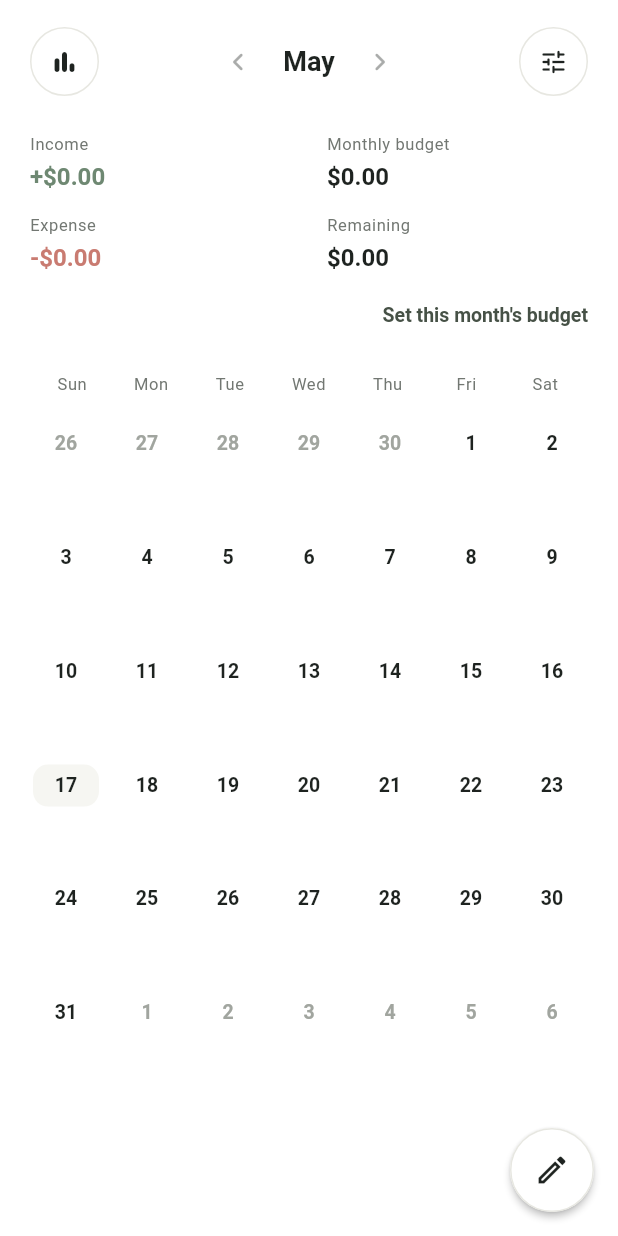
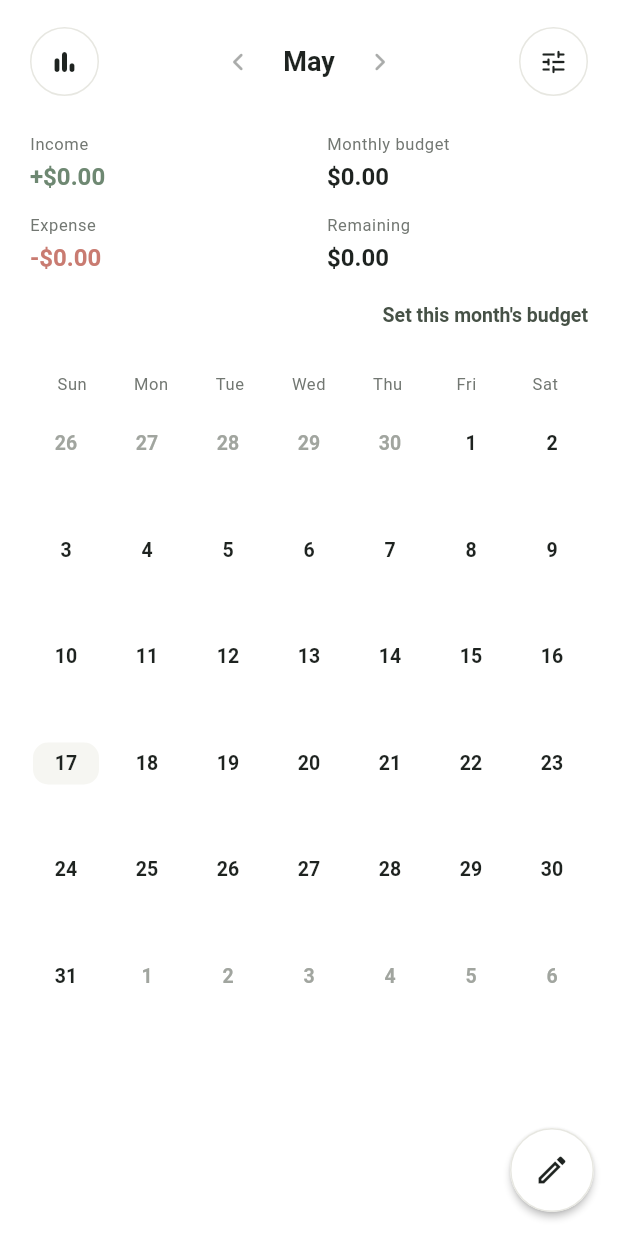
Before and after one commit to lenayoo/money_days, a Flutter app: the screen it shows after launch, on a phone screen of 412 x 824 dp. Run offline on Flutter 3.47's test engine with Material 3 defaults, Android fonts, the phone set to English and light mode, and no system bars; our stand-ins replace flutter_riverpod, google_mobile_ads, hive_flutter, share_plus; accounts and stored records are empty; network calls fail.

Commit message:
edit calendar size

```diff
--- a/lib/features/expenses/widgets/month_calendar_card.dart
+++ b/lib/features/expenses/widgets/month_calendar_card.dart
@@ -74,8 +74,8 @@ class MonthCalendarCard extends StatelessWidget {
             gridDelegate: const SliverGridDelegateWithFixedCrossAxisCount(
               crossAxisCount: 7,
               crossAxisSpacing: 10,
-              mainAxisSpacing: 18,
-              childAspectRatio: 0.76,
+              mainAxisSpacing: 16,
+              childAspectRatio: 0.8,
             ),
             itemBuilder: (context, index) {
               final date = dates[index];
@@ -91,8 +91,7 @@ class MonthCalendarCard extends StatelessWidget {
                     AppDateUtils.isSameDay(date, selectedDate),
                 currency: currency,
                 summary: summary,
-                onTap:
-                    !isCurrentMonth ? null : () => onDateSelected(date),
+                onTap: !isCurrentMonth ? null : () => onDateSelected(date),
               );
             },
           ),
@@ -134,7 +133,7 @@ class _CalendarDayCell extends StatelessWidget {
         onTap: onTap,
         borderRadius: BorderRadius.circular(14),
         child: SizedBox(
-          height: 56,
+          height: 52,
           child: Column(
             mainAxisSize: MainAxisSize.min,
             children: [
@@ -165,7 +164,7 @@ class _CalendarDayCell extends StatelessWidget {
                   ),
                 ),
               ),
-              const SizedBox(height: 6),
+              const SizedBox(height: 4),
               if (isSelected && hasExpense)
                 Padding(
                   padding: const EdgeInsets.symmetric(horizontal: 2),
```
Also changed, not shown: lib/features/ads/widgets/bottom_banner_ad.dart (+6 -2 lines), 2 other files.
